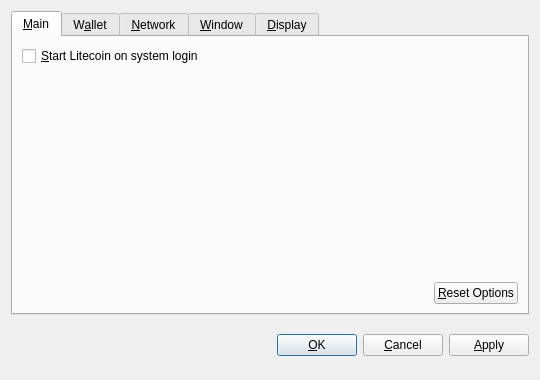
The window that src/qt/forms/optionsdialog.ui (HowToCloneAnAltcoin/Clonecoin) describes before a commit, drawn with Qt 5.
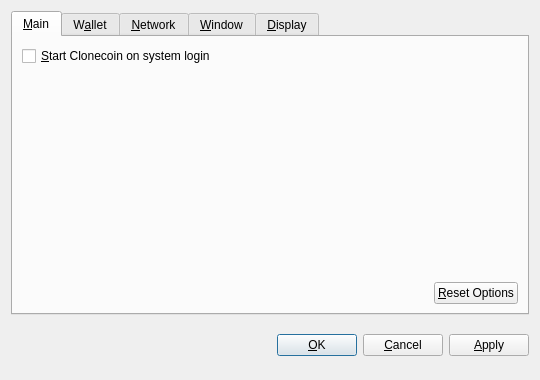
The same window after the commit. Custom widgets are drawn as their Qt base class.

Commit message:
Change Litecoin to Clonecoin
With case sensitivity

```diff
--- a/src/qt/forms/optionsdialog.ui
+++ b/src/qt/forms/optionsdialog.ui
@@ -36,7 +36,7 @@
           <string>Automatically start Litecoin after logging in to the system.</string>
          </property>
          <property name="text">
-          <string>&amp;Start Litecoin on system login</string>
+          <string>&amp;Start Clonecoin on system login</string>
          </property>
         </widget>
        </item>
```
Left out of the diff: 10 changed lines with no effect on the pictures. The commit also changes 112 other files.
